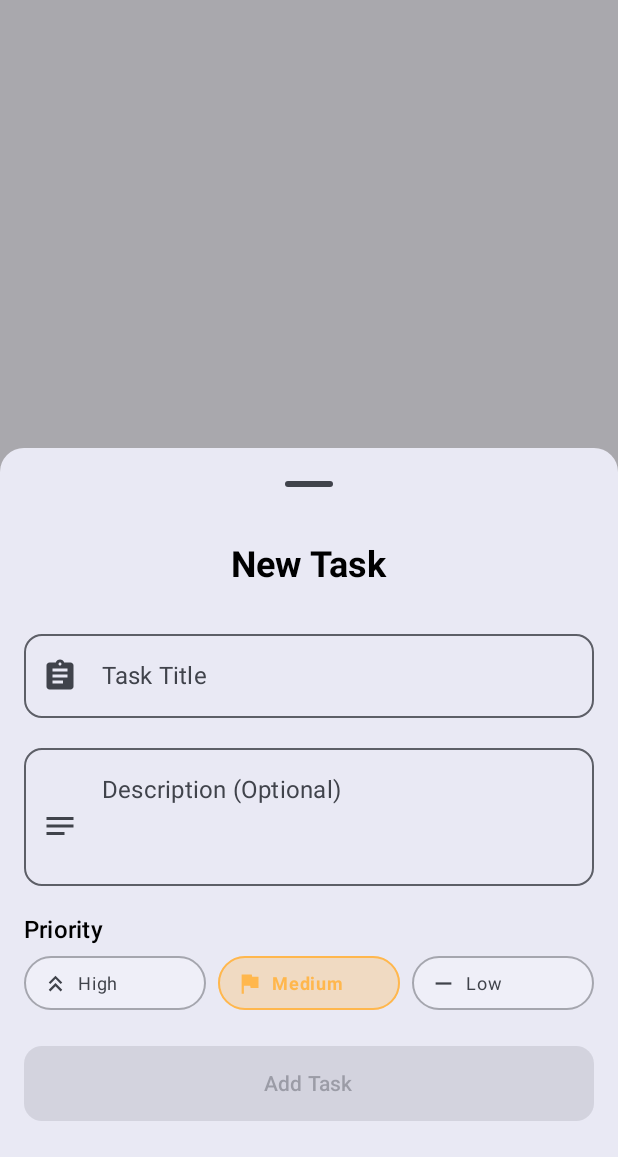
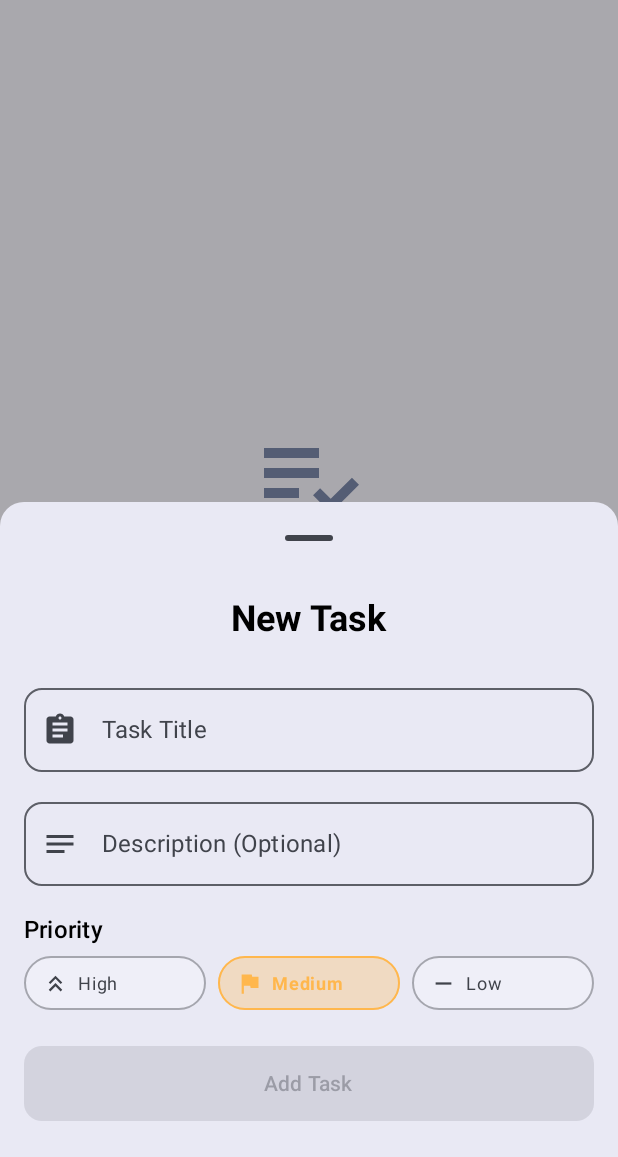
Before and after one commit to vancoder1/Methodic, an Android app built with Jetpack Compose: the screen it shows after launch (MainActivity), after a tap on "Add Task", on a phone screen of 412 x 824 dp, the part 79-1236 px from its top. Run offline under Robolectric (Android 15) with nearby library versions, the phone set to English and light mode, and no system bars; 2 other taps on this screen came first.

Commit message:
Refactor: Update description field in AddTaskSheet
- Removed fixed height from the description text field.
- Removed extra padding from the description icon.

```diff
--- a/app/src/main/java/com/vio_0x/methodic/ui/screens/AddTaskSheet.kt
+++ b/app/src/main/java/com/vio_0x/methodic/ui/screens/AddTaskSheet.kt
@@ -68,8 +68,8 @@ fun AddTaskSheetContent(
             value = uiState.newTaskDescription,
             onValueChange = onUpdateTaskDescription,
             label = { Text("Description (Optional)") },
-            modifier = Modifier.fillMaxWidth().height(100.dp),
-            leadingIcon = { Icon(Icons.AutoMirrored.Filled.Notes, contentDescription = null, modifier = Modifier.padding(top = 12.dp)) },
+            modifier = Modifier.fillMaxWidth(),
+            leadingIcon = { Icon(Icons.AutoMirrored.Filled.Notes, contentDescription = null) },
             shape = RoundedCornerShape(12.dp)
         )
 
```
